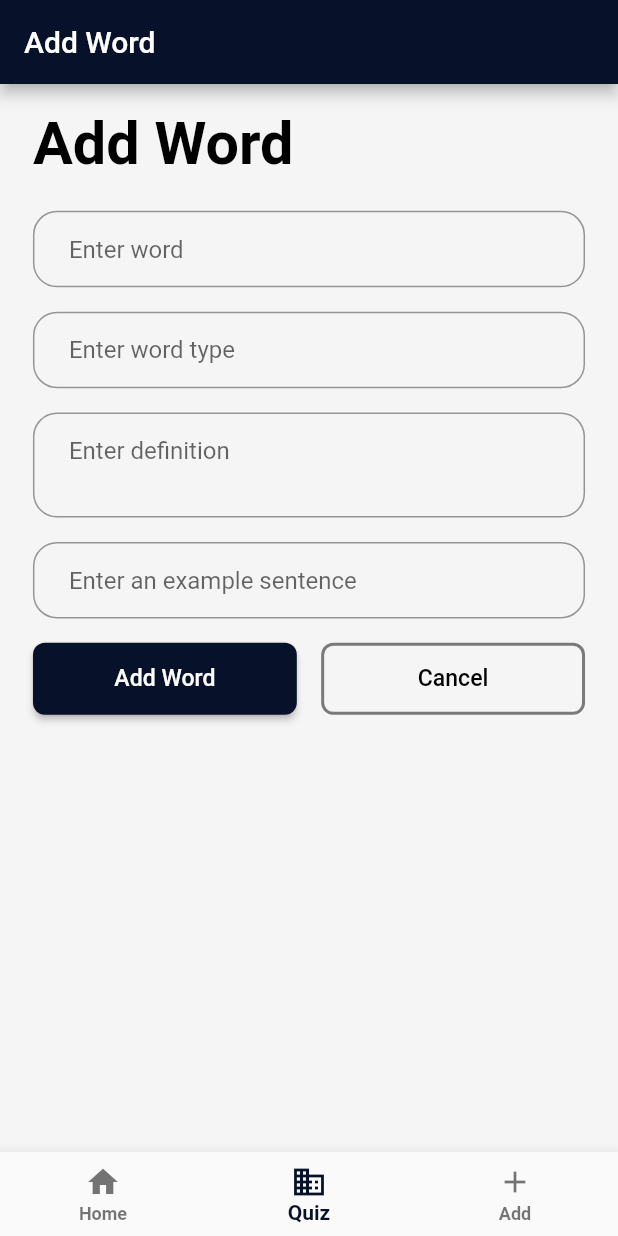
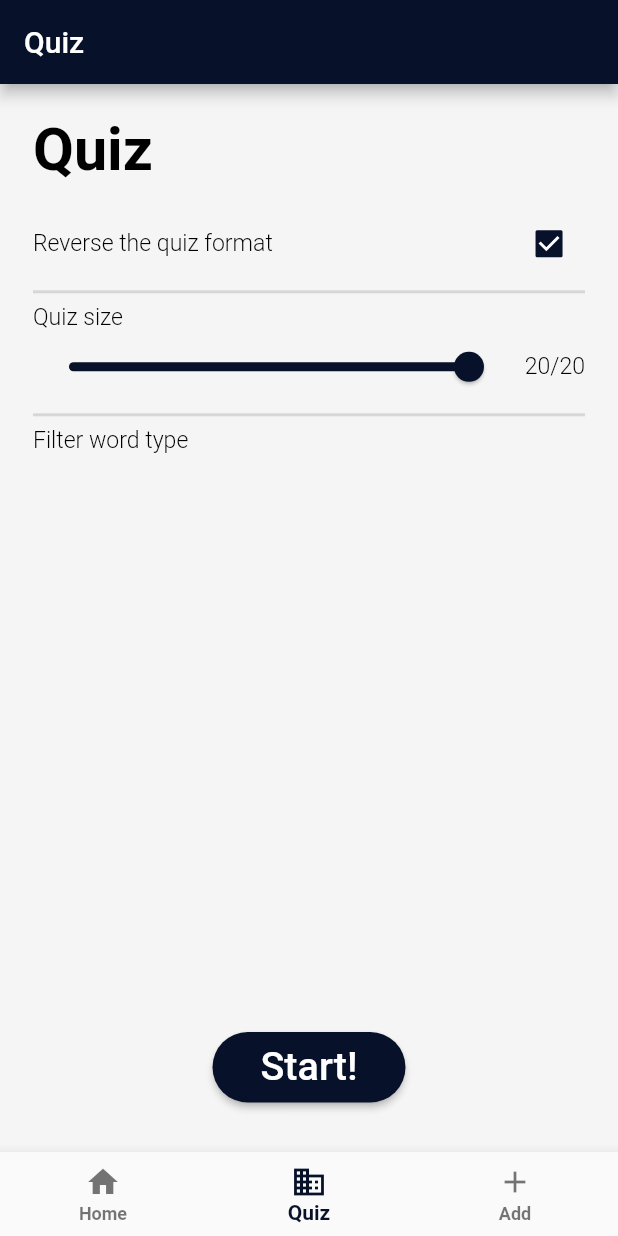
Before and after one commit to emirhalici/englishdictionary, a Flutter app: the screen it shows after launch, item 2 of the bottom bar chosen, on a phone screen of 412 x 824 dp. Run offline on Flutter 3.47's test engine with Material 2 defaults, Android fonts, the phone set to English and light mode, and no system bars; our stand-ins replace flutter_screenutil, flutter_svg, sqflite; accounts and stored records are empty; Roboto replaces fonts that are missing (Poppins).

Commit message:
add quiz start page ui

```diff
--- a/lib/screens/main_page.dart
+++ b/lib/screens/main_page.dart
@@ -1,6 +1,7 @@
 import 'package:english_dictionary/screens/add_word_manually_page.dart';
 import 'package:english_dictionary/screens/add_word_page.dart';
 import 'package:english_dictionary/screens/home_page.dart';
+import 'package:english_dictionary/screens/quiz_start_page.dart';
 import 'package:flutter/material.dart';
 
 class MainPage extends StatefulWidget {
@@ -20,7 +21,7 @@ class _MainPageState extends State<MainPage> {
           _mainScreen.currentState?.popUntil((route) => route.isFirst);
           break;
         case 1:
-          _addWordManuallyScreen.currentState?.popUntil((route) => route.isFirst);
+          _quizStartScreen.currentState?.popUntil((route) => route.isFirst);
           break;
         case 2:
           _addWordScreen.currentState?.popUntil((route) => route.isFirst);
@@ -39,7 +40,7 @@ class _MainPageState extends State<MainPage> {
   int _currentIndex = 0;
 
   final _mainScreen = GlobalKey<NavigatorState>();
-  final _addWordManuallyScreen = GlobalKey<NavigatorState>();
+  final _quizStartScreen = GlobalKey<NavigatorState>();
   final _addWordScreen = GlobalKey<NavigatorState>();
 
   @override
@@ -56,10 +57,10 @@ class _MainPageState extends State<MainPage> {
             ),
           ),
           Navigator(
-            key: _addWordManuallyScreen,
+            key: _quizStartScreen,
             onGenerateRoute: (route) => MaterialPageRoute(
               settings: route,
-              builder: (context) => AddWordManuallyPage(),
+              builder: (context) => const QuizStartPage(),
             ),
           ),
           Navigator(
--- /dev/null
+++ b/lib/screens/quiz_start_page.dart
@@ -0,0 +1,105 @@
+import 'package:english_dictionary/themes.dart';
+import 'package:flutter/material.dart';
+import 'package:flutter_screenutil/flutter_screenutil.dart';
+
+class QuizStartPage extends StatefulWidget {
+  const QuizStartPage({Key? key}) : super(key: key);
+
+  @override
+  State<QuizStartPage> createState() => _QuizStartPageState();
+}
+
+class _QuizStartPageState extends State<QuizStartPage> {
+  @override
+  Widget build(BuildContext context) {
+    return Scaffold(
+      appBar: AppBar(
+        automaticallyImplyLeading: true,
+        title: const Text('Quiz'),
+        backgroundColor: Theme.of(context).colorScheme.primary,
+      ),
+      body: Stack(
+        fit: StackFit.expand,
+        children: [
+          Align(
+            alignment: Alignment.bottomCenter,
+            child: Padding(
+              padding: EdgeInsets.only(bottom: 32.h),
+              child: ElevatedButton(
+                style: button2(context, Theme.of(context), 24),
+                onPressed: () {},
+                child: Padding(
+                  padding: const EdgeInsets.symmetric(horizontal: 16.0, vertical: 8.0),
+                  child: Text('Start!', style: TextStyle(fontSize: 24.sp)),
+                ),
+              ),
+            ),
+          ),
+          Padding(
+            padding: EdgeInsets.only(left: 20.w, top: 20.h, right: 20.w),
+            child: Column(
+              crossAxisAlignment: CrossAxisAlignment.start,
+              children: <Widget>[
+                Text(
+                  'Quiz',
+                  style: Theme.of(context).textTheme.headline2?.copyWith(fontSize: 36.sp),
+                  textAlign: TextAlign.start,
+                ),
+                SizedBox(height: 16.h),
+                Row(
+                  crossAxisAlignment: CrossAxisAlignment.center,
+                  mainAxisAlignment: MainAxisAlignment.spaceBetween,
+                  children: [
+                    Text(
+                      'Reverse the quiz format',
+                      textAlign: TextAlign.start,
+                      style: Theme.of(context).textTheme.headline2?.copyWith(fontSize: 14.sp, fontWeight: FontWeight.w300),
+                    ),
+                    Checkbox(
+                      fillColor: MaterialStateProperty.all<Color>(Theme.of(context).colorScheme.primary),
+                      value: true,
+                      onChanged: (newValue) {},
+                    ),
+                  ],
+                ),
+                const Divider(thickness: 2, height: 16),
+                Text(
+                  'Quiz size',
+                  textAlign: TextAlign.start,
+                  style: Theme.of(context).textTheme.headline2?.copyWith(fontSize: 14.sp, fontWeight: FontWeight.w300),
+                ),
+                Row(
+                  crossAxisAlignment: CrossAxisAlignment.center,
+                  mainAxisAlignment: MainAxisAlignment.start,
+                  children: [
+                    Flexible(
+                      fit: FlexFit.loose,
+                      child: Slider.adaptive(
+                        min: 0,
+                        max: 20,
+                        value: 20,
+                        onChanged: (newValue) {},
+                      ),
+                    ),
+                    SizedBox(width: 12.w),
+                    Text(
+                      '20/20',
+                      textAlign: TextAlign.start,
+                      style: Theme.of(context).textTheme.headline2?.copyWith(fontSize: 14.sp, fontWeight: FontWeight.w300),
+                    ),
+                  ],
+                ),
+                const Divider(thickness: 2, height: 16),
+                Text(
+                  'Filter word type',
+                  textAlign: TextAlign.start,
+                  style: Theme.of(context).textTheme.headline2?.copyWith(fontSize: 14.sp, fontWeight: FontWeight.w300),
+                ),
+              ],
+            ),
+          ),
+        ],
+      ),
+    );
+  }
+}
```
